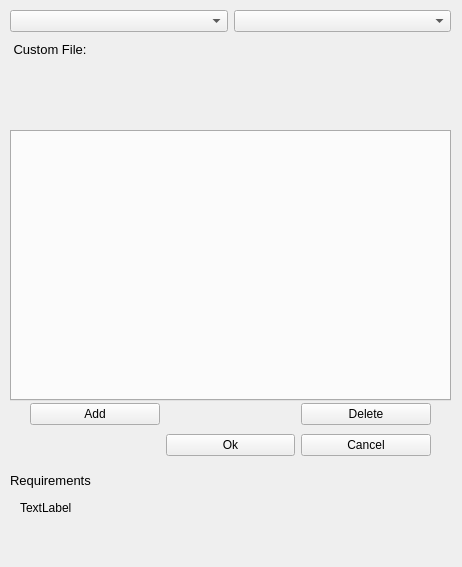
Qt form ui/simulation.ui (Somhammer/ProtonTherapy) before a commit.
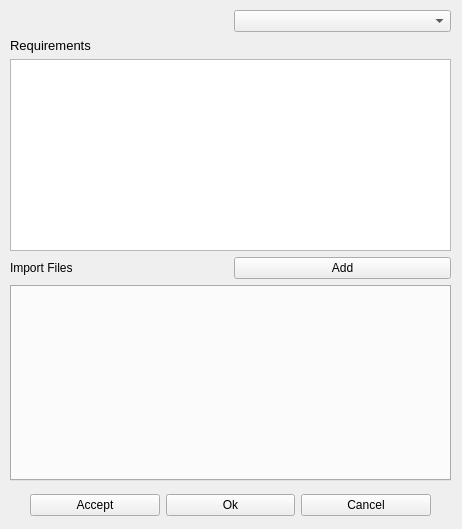
The same form after that commit. Icons and pictures are not drawn.

```diff
--- a/ui/simulation.ui
+++ b/ui/simulation.ui
@@ -7,7 +7,7 @@
     <x>0</x>
     <y>0</y>
     <width>462</width>
-    <height>567</height>
+    <height>529</height>
    </rect>
   </property>
   <property name="sizePolicy">
@@ -39,20 +39,20 @@
    <property name="geometry">
     <rect>
      <x>30</x>
-     <y>400</y>
+     <y>490</y>
      <width>401</width>
-     <height>61</height>
+     <height>31</height>
     </rect>
    </property>
    <layout class="QGridLayout" name="gridLayout">
-    <item row="1" column="1">
+    <item row="0" column="1">
      <widget class="QPushButton" name="pushOk">
       <property name="text">
        <string>Ok</string>
       </property>
      </widget>
     </item>
-    <item row="1" column="2">
+    <item row="0" column="2">
      <widget class="QPushButton" name="pushCancel">
       <property name="text">
        <string>Cancel</string>
@@ -60,16 +60,9 @@
      </widget>
     </item>
     <item row="0" column="0">
-     <widget class="QPushButton" name="pushAdd">
+     <widget class="QPushButton" name="pushAccept">
       <property name="text">
-       <string>Add</string>
-      </property>
-     </widget>
-    </item>
-    <item row="0" column="2">
-     <widget class="QPushButton" name="pushDelete">
-      <property name="text">
-       <string>Delete</string>
+       <string>Accept</string>
       </property>
      </widget>
     </item>
@@ -81,98 +74,77 @@
      <x>10</x>
      <y>10</y>
      <width>441</width>
-     <height>51</height>
+     <height>471</height>
     </rect>
    </property>
    <layout class="QGridLayout" name="gridLayout_2">
-    <item row="0" column="0">
-     <widget class="QComboBox" name="comboMacro">
+    <item row="4" column="1">
+     <widget class="QPushButton" name="pushAdd">
+      <property name="text">
+       <string>Add</string>
+      </property>
+     </widget>
+    </item>
+    <item row="2" column="0" colspan="2">
+     <widget class="QLabel" name="label">
       <property name="sizePolicy">
-       <sizepolicy hsizetype="Minimum" vsizetype="Fixed">
+       <sizepolicy hsizetype="Preferred" vsizetype="Maximum">
         <horstretch>0</horstretch>
         <verstretch>0</verstretch>
        </sizepolicy>
       </property>
-     </widget>
-    </item>
-    <item row="0" column="1">
-     <widget class="QComboBox" name="comboCustom"/>
-    </item>
-    <item row="1" column="0" colspan="2">
-     <widget class="QLabel" name="labelMacro">
       <property name="font">
        <font>
         <pointsize>10</pointsize>
        </font>
       </property>
       <property name="text">
-       <string> Custom File:</string>
+       <string>Requirements</string>
       </property>
-      <property name="alignment">
-       <set>Qt::AlignLeading|Qt::AlignLeft|Qt::AlignVCenter</set>
+     </widget>
+    </item>
+    <item row="3" column="0" colspan="2">
+     <widget class="QListWidget" name="listRequirement">
+      <property name="sizePolicy">
+       <sizepolicy hsizetype="Preferred" vsizetype="Preferred">
+        <horstretch>0</horstretch>
+        <verstretch>0</verstretch>
+       </sizepolicy>
+      </property>
+     </widget>
+    </item>
+    <item row="0" column="1">
+     <widget class="QComboBox" name="comboMacro">
+      <property name="sizePolicy">
+       <sizepolicy hsizetype="Minimum" vsizetype="Fixed">
+        <horstretch>0</horstretch>
+        <verstretch>0</verstretch>
+       </sizepolicy>
+      </property>
+     </widget>
+    </item>
+    <item row="4" column="0">
+     <widget class="QLabel" name="label_3">
+      <property name="sizePolicy">
+       <sizepolicy hsizetype="Preferred" vsizetype="Maximum">
+        <horstretch>0</horstretch>
+        <verstretch>0</verstretch>
+       </sizepolicy>
+      </property>
+      <property name="text">
+       <string>Import Files</string>
+      </property>
+     </widget>
+    </item>
+    <item row="5" column="0" colspan="2">
+     <widget class="QTabWidget" name="tabImport">
+      <property name="currentIndex">
+       <number>-1</number>
       </property>
      </widget>
     </item>
    </layout>
   </widget>
-  <widget class="QTabWidget" name="tabComp">
-   <property name="geometry">
-    <rect>
-     <x>10</x>
-     <y>130</y>
-     <width>441</width>
-     <height>271</height>
-    </rect>
-   </property>
-   <property name="focusPolicy">
-    <enum>Qt::TabFocus</enum>
-   </property>
-   <property name="currentIndex">
-    <number>-1</number>
-   </property>
-  </widget>
-  <widget class="QWidget" name="gridLayoutWidget_3">
-   <property name="geometry">
-    <rect>
-     <x>10</x>
-     <y>60</y>
-     <width>441</width>
-     <height>71</height>
-    </rect>
-   </property>
-   <layout class="QGridLayout" name="gridLayout_3"/>
-  </widget>
-  <widget class="QLabel" name="label">
-   <property name="geometry">
-    <rect>
-     <x>10</x>
-     <y>470</y>
-     <width>91</width>
-     <height>21</height>
-    </rect>
-   </property>
-   <property name="font">
-    <font>
-     <pointsize>10</pointsize>
-    </font>
-   </property>
-   <property name="text">
-    <string>Requirements</string>
-   </property>
-  </widget>
-  <widget class="QLabel" name="label_2">
-   <property name="geometry">
-    <rect>
-     <x>20</x>
-     <y>500</y>
-     <width>59</width>
-     <height>15</height>
-    </rect>
-   </property>
-   <property name="text">
-    <string>TextLabel</string>
-   </property>
-  </widget>
  </widget>
  <resources/>
  <connections/>
```
Left out of the diff: 2 changed lines with no effect on the pictures.
